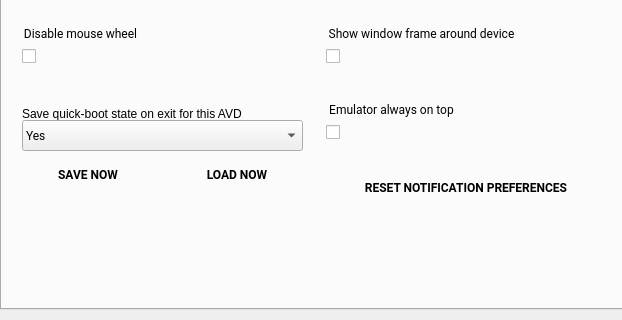
Above: android/android-emu/android/skin/qt/extended-pages/settings-page.ui from aosp-mirror/platform_external_qemu before the change; both pictures show x 0 to 622 and y 260 to 580 of the 622 by 580 pixel window. Below: the same form after it.
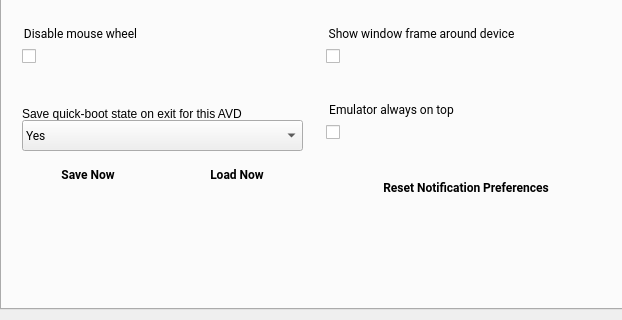
That is the form after the change. Icons and pictures are not drawn. Custom widgets are drawn as their Qt base class.

Patch:
```diff
--- a/android/android-emu/android/skin/qt/extended-pages/settings-page.ui
+++ b/android/android-emu/android/skin/qt/extended-pages/settings-page.ui
@@ -626,7 +626,7 @@
       </font>
      </property>
      <property name="text">
-      <string>RESET NOTIFICATION PREFERENCES</string>
+      <string>Reset Notification Preferences</string>
      </property>
      <property name="flat">
       <bool>true</bool>
@@ -677,7 +677,7 @@
       </font>
      </property>
      <property name="text">
-      <string>LOAD NOW</string>
+      <string>Load Now</string>
      </property>
      <property name="flat">
       <bool>true</bool>
@@ -706,7 +706,7 @@
       </font>
      </property>
      <property name="text">
-      <string>SAVE NOW</string>
+      <string>Save Now</string>
      </property>
      <property name="flat">
       <bool>true</bool>
```
Left out of the diff: 4 changed lines with no effect on the pictures.
